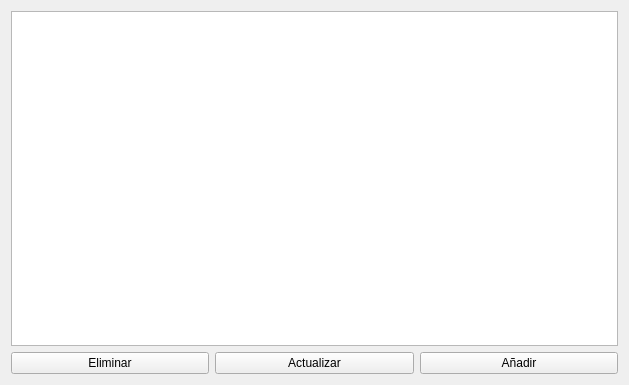
Above: BaseDatosModelismo/escalamanager.ui from PaulMaxAvalosAguilar/BaseDatosModelismo before the change. Below: the same form after it.
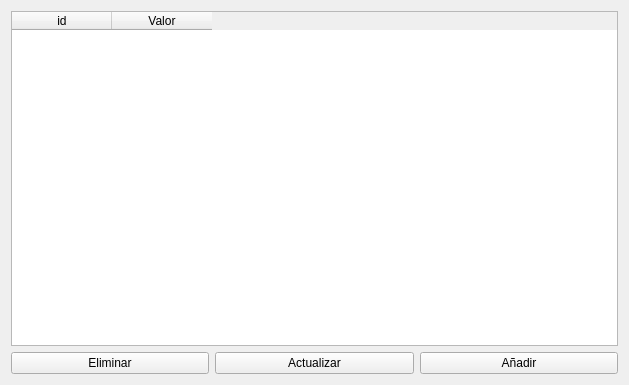
That is the form after the change.

What changed in the file:
```diff
--- a/BaseDatosModelismo/escalamanager.ui
+++ b/BaseDatosModelismo/escalamanager.ui
@@ -15,7 +15,30 @@
   </property>
   <layout class="QVBoxLayout" name="verticalLayout">
    <item>
-    <widget class="QTableWidget" name="tableWidget"/>
+    <widget class="QTableWidget" name="tableWidget">
+     <property name="editTriggers">
+      <set>QAbstractItemView::NoEditTriggers</set>
+     </property>
+     <property name="selectionMode">
+      <enum>QAbstractItemView::SingleSelection</enum>
+     </property>
+     <property name="selectionBehavior">
+      <enum>QAbstractItemView::SelectRows</enum>
+     </property>
+     <property name="gridStyle">
+      <enum>Qt::DashLine</enum>
+     </property>
+     <column>
+      <property name="text">
+       <string>id</string>
+      </property>
+     </column>
+     <column>
+      <property name="text">
+       <string>Valor</string>
+      </property>
+     </column>
+    </widget>
    </item>
    <item>
     <layout class="QHBoxLayout" name="horizontalLayout">
```
